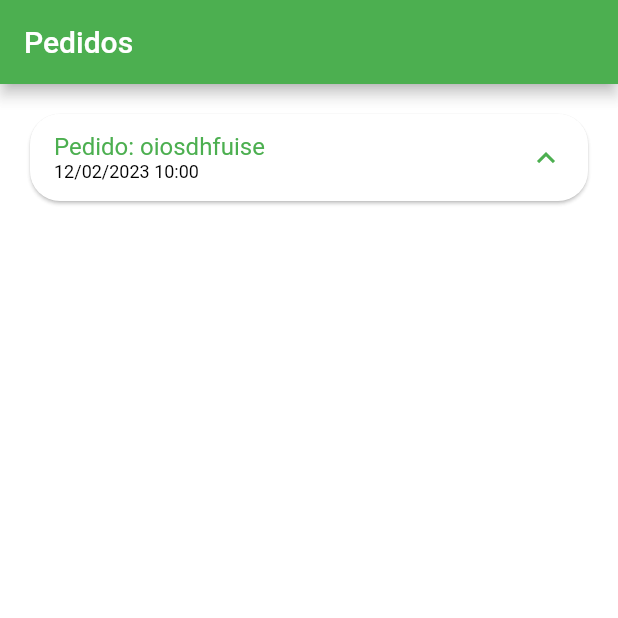
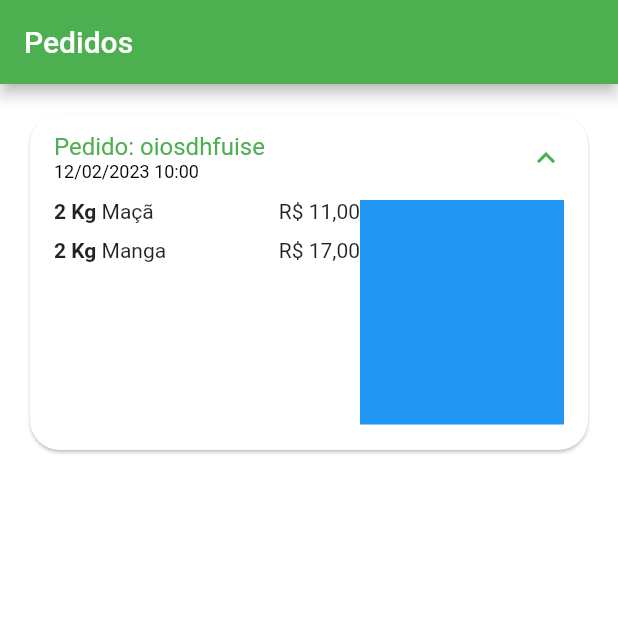
Before and after one commit to leomoreira597/Greengrocer, a Flutter app: the OrdersTab screen opened directly, after a tap on an icon or button, on a phone screen of 412 x 824 dp, the top half of it. Run offline on Flutter 3.47's test engine with Material 2 defaults, Android fonts, the phone set to English and light mode, and no system bars; our stand-ins replace animated_text_kit, badges, mask_text_input_formatter.

Commit message:
criação dos filhos da tela orders

```diff
--- a/lib/src/config/app_data.dart
+++ b/lib/src/config/app_data.dart
@@ -48,7 +48,7 @@ ItemModel mango = ItemModel(
 ItemModel papaya = ItemModel(
   itemName: 'Mamão Papaya',
   imageUrl: 'assets/fruits/papaya.png',
-  unit: 'Kg',
+  unit: 'Un',
   price: 6.4,
   description: 'Doce, doce, doce, parece que tem mel',
 );
@@ -99,7 +99,8 @@ List<OrderModel> orders = [
     status: 'pending_payment',
     total: 11.0,
     items: [
-      CartItemModel(item: apple, quantity: 2)
+      CartItemModel(item: apple, quantity: 2),
+      CartItemModel(item: mango, quantity: 2),
     ]
   ),
 ];
--- a/lib/src/pages/orders/widgets/order_tile.dart
+++ b/lib/src/pages/orders/widgets/order_tile.dart
@@ -1,5 +1,6 @@
 import 'package:flutter/material.dart';
 import 'package:greengrocer/src/models/order_model.dart';
+import 'package:greengrocer/src/pages/orders/widgets/quantity_order.dart';
 import 'package:greengrocer/src/services/utils_services.dart';
 
 class OrderTile extends StatelessWidget {
@@ -31,7 +32,32 @@ class OrderTile extends StatelessWidget {
               ),
             ],
           ),
-          children: [],
+          childrenPadding: const EdgeInsets.fromLTRB(16, 0, 16, 16),
+          children: [
+            SizedBox(
+              height: 150,
+              child: Row(
+                children: [
+                  Expanded(
+                      flex: 3,
+                      child: ListView(
+                        children: order.items.map((orderItem) {
+                          return QuantityOrder(
+                            orderItem: orderItem,
+                            utilsServices: utilsServices,
+                          );
+                        }).toList(),
+                      )),
+                  Expanded(
+                    flex: 2,
+                    child: Container(
+                      color: Colors.blue,
+                    ),
+                  )
+                ],
+              ),
+            )
+          ],
         ),
       ),
     );
--- /dev/null
+++ b/lib/src/pages/orders/widgets/quantity_order.dart
@@ -0,0 +1,40 @@
+import 'package:flutter/material.dart';
+import 'package:greengrocer/src/models/cart_item_model.dart';
+import 'package:greengrocer/src/services/utils_services.dart';
+
+class QuantityOrder extends StatelessWidget {
+  final CartItemModel orderItem;
+  final UtilsServices utilsServices;
+
+  const QuantityOrder(
+      {required this.orderItem, required this.utilsServices, Key? key})
+      : super(key: key);
+
+  @override
+  Widget build(BuildContext context) {
+    return Padding(
+      padding: const EdgeInsets.only(bottom: 10),
+      child: Row(
+        children: [
+          Text(
+            '${orderItem.quantity} ${orderItem.item.unit} ',
+            style: const TextStyle(
+              fontWeight: FontWeight.bold,
+            ),
+          ),
+          Expanded(
+            child: Text(
+              orderItem.item.itemName,
+            ),
+          ),
+          Text(
+            utilsServices.priceToCurrency(
+              orderItem.totalPrice(),
+            ),
+          ),
+        ],
+      ),
+    );
+    ;
+  }
+}
```
